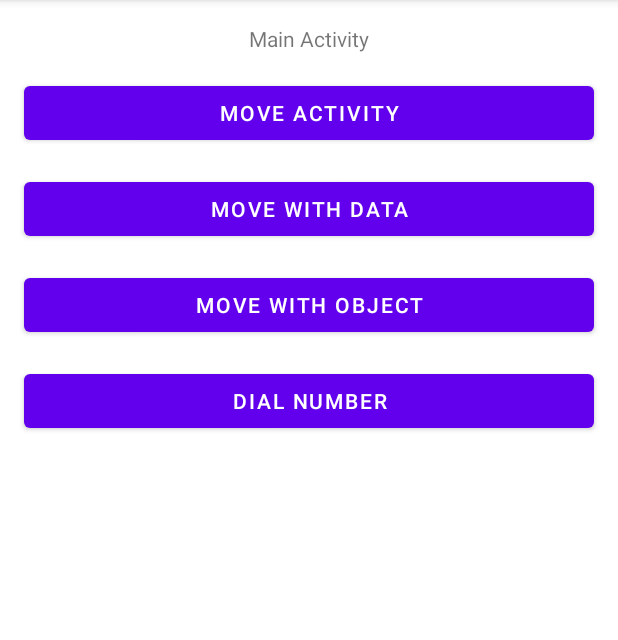
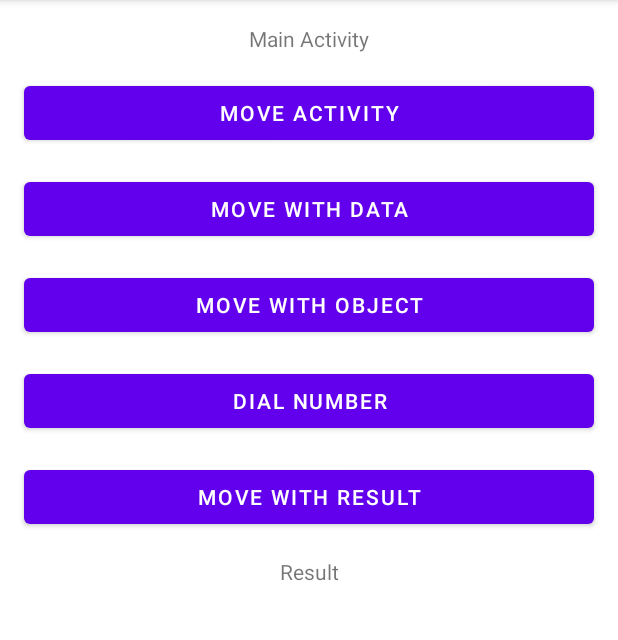
Before and after one commit to fahram/Latihan-Intent, an Android app: the screen it shows after launch (MainActivity), on a phone screen of 412 x 824 dp, the part 84-724 px from its top. Run offline under Robolectric (Android 15) with nearby library versions, the phone set to English and light mode, and no system bars.

Commit message:
Intent For Result (Explicit)

```diff
--- a/app/src/main/AndroidManifest.xml
+++ b/app/src/main/AndroidManifest.xml
@@ -9,6 +9,9 @@
         android:roundIcon="@mipmap/ic_launcher_round"
         android:supportsRtl="true"
         android:theme="@style/Theme.LatihanIntent">
+        <activity
+            android:name=".MoveForResultActivity"
+            android:exported="false" />
         <activity
             android:name=".MoveWithObjectActivity"
             android:exported="false" />
--- a/app/src/main/java/com/fahram/latihanintent/MainActivity.kt
+++ b/app/src/main/java/com/fahram/latihanintent/MainActivity.kt
@@ -6,13 +6,27 @@ import androidx.appcompat.app.AppCompatActivity
 import android.os.Bundle
 import android.view.View
 import android.widget.Button
+import android.widget.TextView
+import androidx.activity.result.contract.ActivityResultContracts
 
 class MainActivity : AppCompatActivity(), View.OnClickListener {
     lateinit var btnMove : Button
     lateinit var btnMoveWithData: Button
     lateinit var btnMoveWithObject: Button
     lateinit var btnDial: Button
+    lateinit var btnMoveWithResult: Button
+    lateinit var tvResult: TextView
 
+    private val registerLaucher = registerForActivityResult(
+        ActivityResultContracts.StartActivityForResult()
+    ){
+        result ->
+        if (result.resultCode == MoveForResultActivity.RESULT_CODE && result.data != null)
+        {
+            val data = result.data?.getStringExtra(MoveForResultActivity.EXTRA_RESULT)
+            tvResult.text = "Hai $data"
+        }
+    }
     override fun onCreate(savedInstanceState: Bundle?) {
         super.onCreate(savedInstanceState)
         setContentView(R.layout.activity_main)
@@ -20,11 +34,15 @@ class MainActivity : AppCompatActivity(), View.OnClickListener {
         btnMoveWithData = findViewById(R.id.btn_move_with_data)
         btnMoveWithObject = findViewById(R.id.btn_move_with_object)
         btnDial = findViewById(R.id.btn_dial)
+        btnMoveWithResult = findViewById(R.id.btn_move_for_result)
+        tvResult = findViewById(R.id.tv_result)
 
         btnMove.setOnClickListener(this)
         btnMoveWithData.setOnClickListener(this)
         btnMoveWithObject.setOnClickListener(this)
         btnDial.setOnClickListener(this)
+        btnMoveWithResult.setOnClickListener(this)
+
     }
 
     override fun onClick(v: View?) {
@@ -47,6 +65,12 @@ class MainActivity : AppCompatActivity(), View.OnClickListener {
             R.id.btn_dial -> {
                 startActivity(Intent(Intent.ACTION_DIAL, Uri.parse("tel:0816689298")))
             }
+
+            R.id.btn_move_for_result -> {
+                val intent = Intent(this@MainActivity, MoveForResultActivity::class.java);
+                registerLaucher.launch(intent)
+            }
         }
     }
+
 }
--- a/app/src/main/res/layout/activity_main.xml
+++ b/app/src/main/res/layout/activity_main.xml
@@ -64,4 +64,26 @@
         app:layout_constraintStart_toStartOf="parent"
         app:layout_constraintTop_toBottomOf="@+id/btn_move_with_object" />
 
+    <Button
+        android:id="@+id/btn_move_for_result"
+        android:layout_width="0dp"
+        android:layout_height="wrap_content"
+        android:layout_marginStart="16dp"
+        android:layout_marginTop="16dp"
+        android:layout_marginEnd="16dp"
+        android:text="Move With Result"
+        app:layout_constraintEnd_toEndOf="parent"
+        app:layout_constraintStart_toStartOf="parent"
+        app:layout_constraintTop_toBottomOf="@+id/btn_dial" />
+
+    <TextView
+        android:id="@+id/tv_result"
+        android:layout_width="wrap_content"
+        android:layout_height="wrap_content"
+        android:layout_marginTop="16dp"
+        android:text="Result"
+        app:layout_constraintEnd_toEndOf="parent"
+        app:layout_constraintStart_toStartOf="parent"
+        app:layout_constraintTop_toBottomOf="@+id/btn_move_for_result" />
+
 </androidx.constraintlayout.widget.ConstraintLayout>
```
Also changed, not shown: app/src/main/java/com/fahram/latihanintent/MoveForResultActivity.kt (added, +30 -0 lines), app/src/main/res/layout/activity_move_for_result.xml (added, +35 -0 lines).
